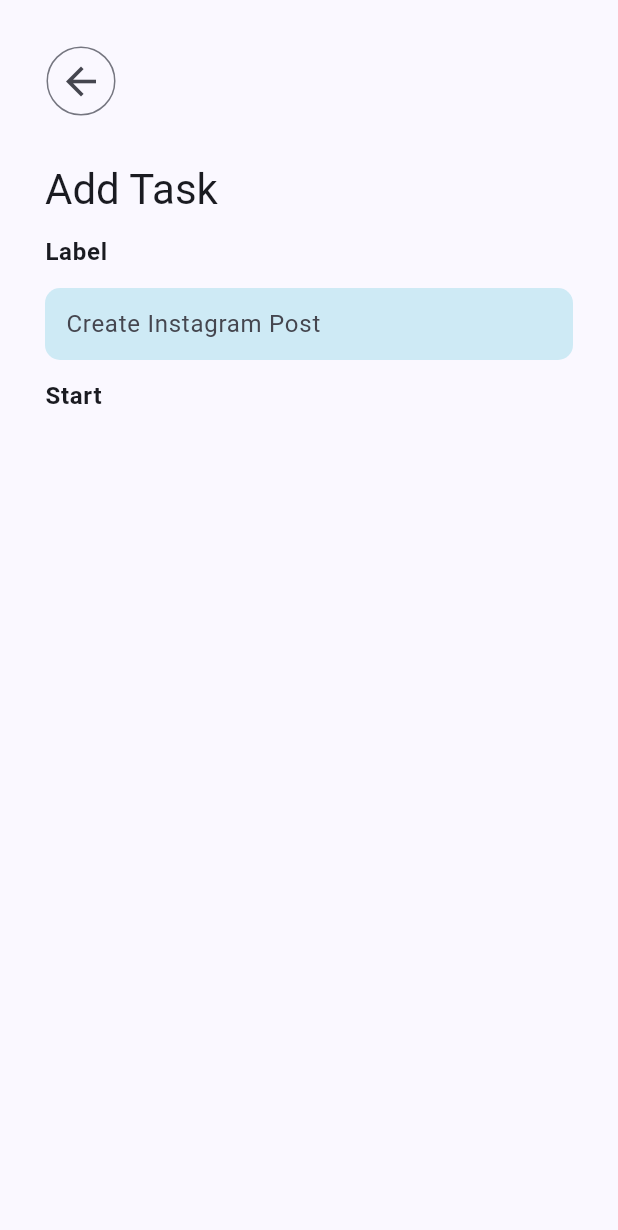
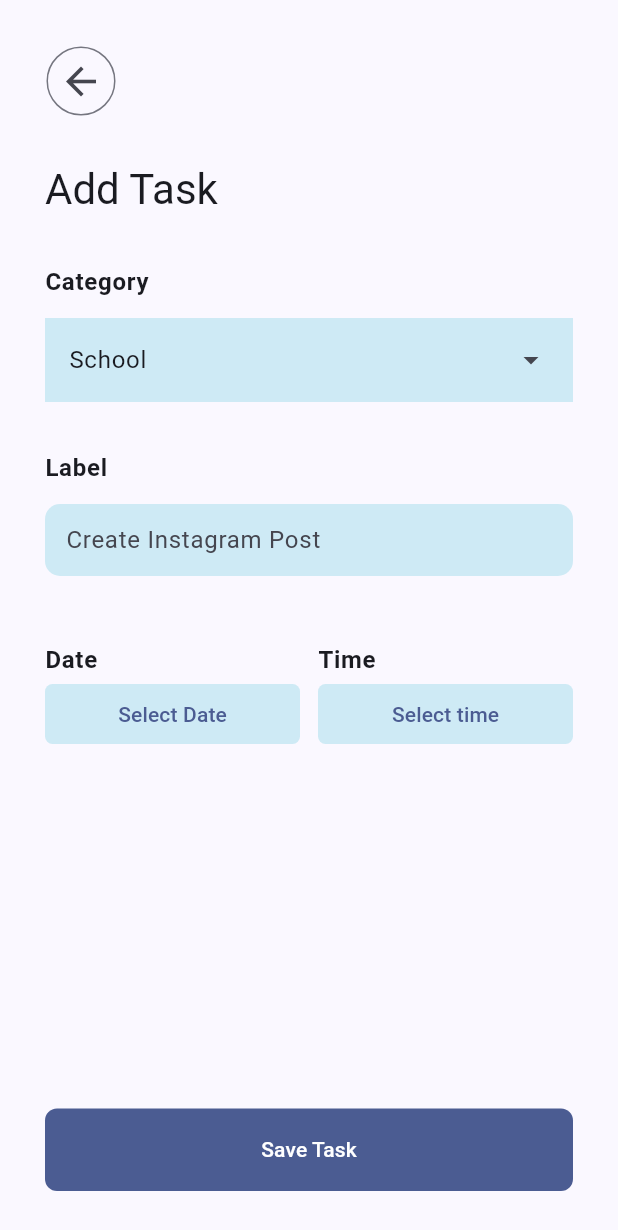
Before and after one commit to Afoojnr/task_manager, a Flutter app: the AddTaskDialog widget shown alone on an empty page, opened directly, on a phone screen of 412 x 824 dp. Shown: the top 1230 px of the screen. Run offline on Flutter 3.47's test engine with Material 3 defaults, Android fonts, the phone set to English and light mode, and no system bars.

Commit message:
complete dialog UI

```diff
--- a/lib/home.dart
+++ b/lib/home.dart
@@ -47,11 +47,7 @@ class HomePage extends StatelessWidget {
             const SizedBox(
               height: 16,
             ),
-            // CustomBtn(
-            //     label: "Save Task",
-            //     onPressed: () {
-            //       debugPrint("Saved Task");
-            //     })
+
           ],
         ),
       ),
--- a/lib/widgets/dialog.dart
+++ b/lib/widgets/dialog.dart
@@ -1,6 +1,7 @@
 import 'package:flutter/material.dart';
 import 'package:provider/provider.dart';
 import 'package:task_manager/task_provider.dart';
+import 'package:task_manager/widgets/button.dart';
 
 class AddCategoryDialog extends StatefulWidget {
   const AddCategoryDialog({super.key});
@@ -23,7 +24,6 @@ class _AddCategoryDialogState extends State<AddCategoryDialog> {
   @override
   Widget build(BuildContext context) {
     final taskState = context.watch<TaskState>();
-    final theme = Theme.of(context);
     String category = categoryController.text;
     String icon = iconController.text;
 
@@ -88,6 +88,8 @@ class AddTaskDialog extends StatefulWidget {
 
 class _AddTaskDialogState extends State<AddTaskDialog> {
   var taskLabelController = TextEditingController();
+  String selectTimeLabel = "Select time";
+  String selectDateLabel = "Select Date";
 
   @override
   void dispose() {
@@ -99,8 +101,27 @@ class _AddTaskDialogState extends State<AddTaskDialog> {
   @override
   Widget build(BuildContext context) {
     final textTheme = Theme.of(context).textTheme;
+    final themeColor = Theme.of(context).colorScheme;
+    final taskState = context.watch<TaskState>();
+    List months = [
+      'Jan',
+      'Feb',
+      'Mar',
+      'Apr',
+      'Aay',
+      'Jun',
+      'Jul',
+      'Aug',
+      'Sep',
+      'Oct',
+      'Nov',
+      'Dec'
+    ];
+
+    List daysOfWeek = ["Sun", "Mon", "Tue", "Wed", "Thu", "Fri", "Sat"];
+
     String taskLabel = taskLabelController.text;
-
+    TimeOfDay selectedTime = TimeOfDay.now();
     return Dialog.fullscreen(
       child: Padding(
         padding: const EdgeInsets.all(30.0),
@@ -121,9 +142,34 @@ class _AddTaskDialogState extends State<AddTaskDialog> {
               style: textTheme.headlineMedium,
             ),
             const SizedBox(
+              height: 32,
+            ),
+            Text(
+              "Category",
+              style: textTheme.bodyLarge!.copyWith(fontWeight: FontWeight.bold),
+            ),
+            const SizedBox(
               height: 12,
             ),
-            // TODO: select category
+            DropdownMenu(
+                width: double.maxFinite,
+                inputDecorationTheme: InputDecorationTheme(
+                  border: InputBorder.none,
+                  filled: true,
+                  fillColor: themeColor.surfaceDim,
+                ),
+                menuStyle: MenuStyle(
+                    backgroundColor:
+                        WidgetStatePropertyAll<Color>(themeColor.surfaceDim)),
+                initialSelection: taskState.categories.keys.first,
+                dropdownMenuEntries: taskState.categories.keys
+                    .map(
+                      (e) => DropdownMenuEntry(value: e, label: e),
+                    )
+                    .toList()),
+            const SizedBox(
+              height: 32,
+            ),
             Text(
               "Label",
               style: textTheme.bodyLarge!.copyWith(fontWeight: FontWeight.bold),
@@ -131,24 +177,92 @@ class _AddTaskDialogState extends State<AddTaskDialog> {
             const SizedBox(
               height: 12,
             ),
+
             _CustomTextField(
                 onChanged: (value) => taskLabel = value,
                 hintText: "Create Instagram Post"),
             const SizedBox(
               height: 12,
             ),
+
+            const SizedBox(
+              height: 32,
+            ),
+            // TODO: Select Categories
             Row(
               children: [
-                Column(
-                  children: [
-                    Text("Start",
-                        style: textTheme.bodyLarge!
-                            .copyWith(fontWeight: FontWeight.bold))
-                    //TODO: DropDown with date and time picker
-                  ],
+                Expanded(
+                  child: Column(
+                    crossAxisAlignment: CrossAxisAlignment.stretch,
+                    children: [
+                      Text("Date",
+                          style: textTheme.bodyLarge!
+                              .copyWith(fontWeight: FontWeight.bold)),
+                      TextButton(
+                          style: TextButton.styleFrom(
+                            backgroundColor: themeColor.surfaceDim,
+                            shape: RoundedRectangleBorder(
+                                side: BorderSide.none,
+                                borderRadius: BorderRadius.circular(5.0)),
+                          ),
+                          onPressed: () async {
+                            final DateTime? selectedDate = await showDatePicker(
+                                context: context,
+                                firstDate: DateTime.now(),
+                                lastDate: DateTime(2026));
+                            if (selectedDate != null) {
+                              setState(() {
+                                selectDateLabel =
+                                    "${daysOfWeek[selectedDate.weekday]}, ${months[selectedDate.month - 1]} ${selectedDate.day}";
+                              });
+                            }
+                          },
+                          child: Text(selectDateLabel))
+                    ],
+                  ),
+                ),
+                const SizedBox(
+                  width: 12,
+                ),
+                Expanded(
+                  child: Column(
+                    crossAxisAlignment: CrossAxisAlignment.stretch,
+                    children: [
+                      Text("Time",
+                          style: textTheme.bodyLarge!
+                              .copyWith(fontWeight: FontWeight.bold)),
+                      TextButton(
+                          style: TextButton.styleFrom(
+                            backgroundColor: themeColor.surfaceDim,
+                            shape: RoundedRectangleBorder(
+                                side: BorderSide.none,
+                                borderRadius: BorderRadius.circular(5.0)),
+                          ),
+                          onPressed: () async {
+                            final TimeOfDay? timeOfDay = await showTimePicker(
+                              context: context,
+                              initialTime: selectedTime,
+                            );
+                            if (timeOfDay != null) {
+                              setState(() {
+                                selectedTime = timeOfDay;
+                                selectTimeLabel =
+                                    "${selectedTime.hour}:${selectedTime.minute}";
+                              });
+                            }
+                          },
+                          child: Text(selectTimeLabel))
+                    ],
+                  ),
                 )
               ],
-            )
+            ),
+            const Spacer(),
+            CustomBtn(
+                label: "Save Task",
+                onPressed: () {
+                  debugPrint("Saved Task");
+                })
           ],
         ),
       ),
```
